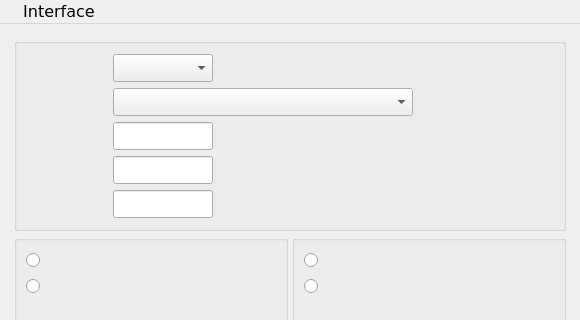
cagavriloaie/WFlowLab, file src/MainWindow.ui: the form before one commit; both pictures show x 0 to 580 and y 0 to 320 of the 580 by 620 pixel window.
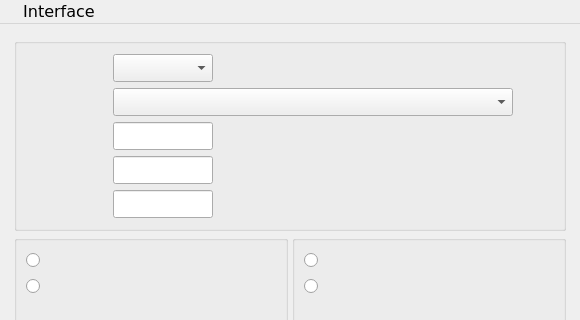
The form after the commit. Icons and pictures are not drawn.

```diff
--- a/src/MainWindow.ui
+++ b/src/MainWindow.ui
@@ -93,15 +93,21 @@
             <layout class="QGridLayout" name="gridLayout_6">
              <item row="1" column="1">
               <widget class="QComboBox" name="cbWaterMeterType">
+               <property name="sizePolicy">
+                <sizepolicy hsizetype="Fixed" vsizetype="Fixed">
+                 <horstretch>0</horstretch>
+                 <verstretch>0</verstretch>
+                </sizepolicy>
+               </property>
                <property name="minimumSize">
                 <size>
-                 <width>300</width>
+                 <width>400</width>
                  <height>28</height>
                 </size>
                </property>
                <property name="maximumSize">
                 <size>
-                 <width>300</width>
+                 <width>400</width>
                  <height>28</height>
                 </size>
                </property>
```
Left out of the diff: 86 changed lines with no effect on the pictures.
